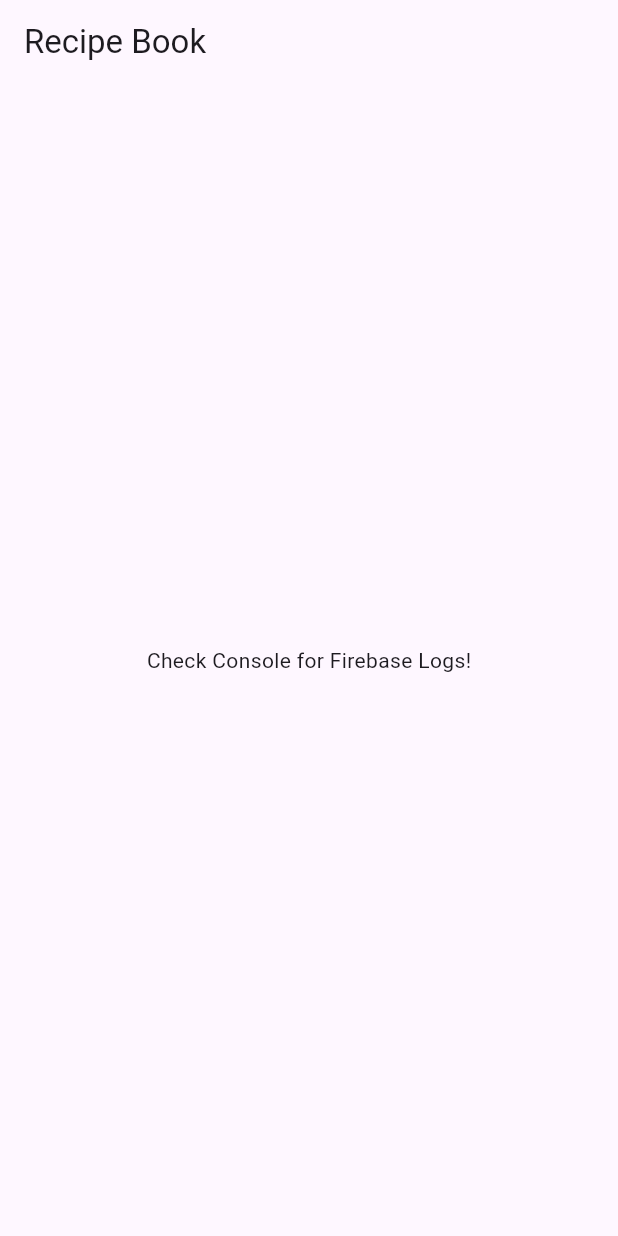
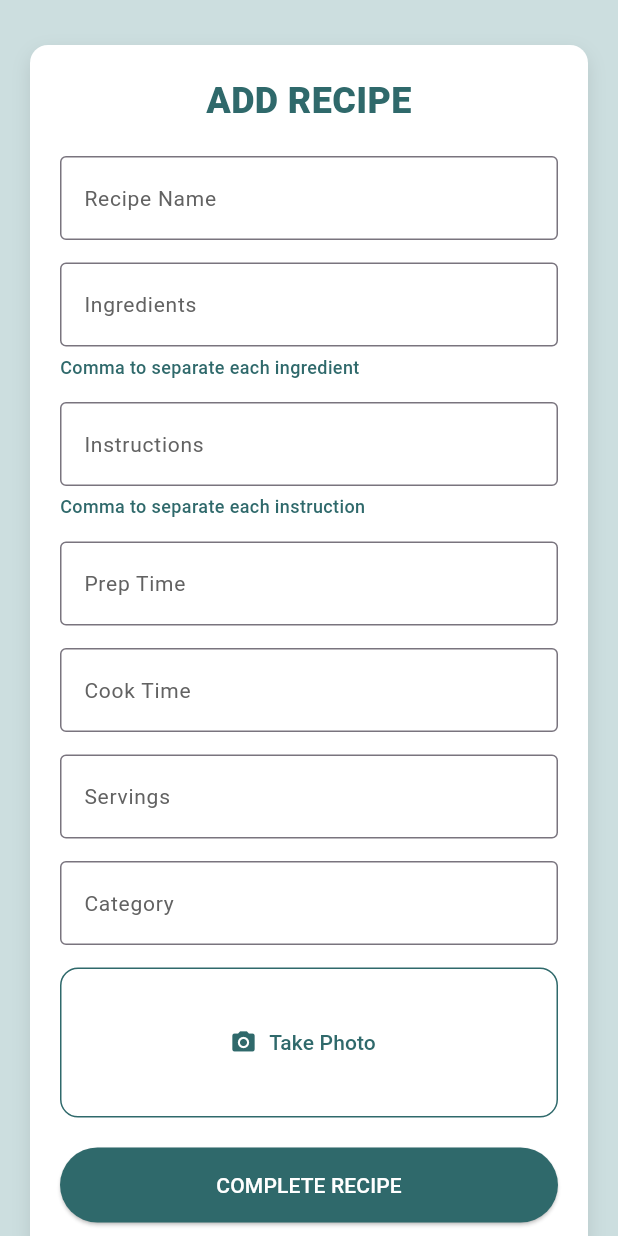
Before and after one commit to Mimiiiii017/CPD_Recipe_List, a Flutter app: the screen it shows after launch, on a phone screen of 412 x 824 dp. Run offline on Flutter 3.47's test engine with Material 3 defaults, Android fonts, the phone set to English and light mode, and no system bars; our stand-ins replace firebase_core, firebase_database, firebase_storage, image_picker; accounts and stored records are empty.

Commit message:
Added add recipe page where once everything is inputted it uploads on the firebase

```diff
--- a/lib/main.dart
+++ b/lib/main.dart
@@ -1,51 +1,28 @@
 import 'package:flutter/material.dart';
-import 'package:recipe_book/services/firebase.dart';
+import 'screens/add_recipe_screen.dart';
+import 'screens/recipe_details_screen.dart';
+import 'screens/recipe_list_screen.dart';
+import 'services/firebase.dart';
 
 void main() async {
   WidgetsFlutterBinding.ensureInitialized();
   await FirebaseService.initializeFirebase();
 
-  //Testing Firebase connection by adding a recipe
-  await FirebaseService.addRecipe(
-    recipeName: "Spaghetti Carbonara",
-    ingredients: ["Spaghetti", "Eggs", "Pancetta", "Parmesan", "Black Pepper"],
-    prepTime: "10 minutes",
-    cookTime: "20 minutes",
-    category: "Pasta",
-    description: "A delicious Italian classic with creamy sauce.",
-  );
-
-  print("Recipe added"); //Log Success
-
-  runApp(const MainApp());
+  runApp(const RecipeApp());
 }
 
-
-class MainApp extends StatelessWidget {
-  const MainApp({super.key});
+class RecipeApp extends StatelessWidget {
+  const RecipeApp({super.key});
 
   @override
   Widget build(BuildContext context) {
     return MaterialApp(
+      title: 'Recipe App',
+      theme: ThemeData(
+        scaffoldBackgroundColor: const Color(0xFFCCDEDF),
+      ),
+      home: const AddRecipeScreen(),
       debugShowCheckedModeBanner: false,
-      title: 'Recipe Book',
-      theme: ThemeData(
-        primarySwatch: Colors.green,
-      ),
-      home: const HomeScreen(),
     );
   }
 }
-
-//Home Screen (Replace Later)
-class HomeScreen extends StatelessWidget {
-  const HomeScreen({super.key});
-
-  @override
-  Widget build(BuildContext context) {
-    return Scaffold(
-      appBar: AppBar(title: const Text("Recipe Book")),
-      body: const Center(child: Text("Check Console for Firebase Logs!")),
-    );
-  }
-}
--- a/lib/screens/add_recipe_screen.dart
+++ b/lib/screens/add_recipe_screen.dart
@@ -0,0 +1,233 @@
+import 'dart:io';
+import 'package:flutter/material.dart';
+import 'package:image_picker/image_picker.dart';
+import '../services/firebase.dart';
+
+class AddRecipeScreen extends StatefulWidget {
+  const AddRecipeScreen({super.key});
+
+  @override
+  State<AddRecipeScreen> createState() => _AddRecipeScreenState();
+}
+
+class _AddRecipeScreenState extends State<AddRecipeScreen> {
+  final _formKey = GlobalKey<FormState>();
+
+  final recipeNameController = TextEditingController();
+  final ingredientsController = TextEditingController();
+  final instructionsController = TextEditingController();
+  final prepTimeController = TextEditingController();
+  final cookTimeController = TextEditingController();
+  final servingsController = TextEditingController();
+  final categoryController = TextEditingController();
+
+  File? selectedImage;
+
+  void takePhoto() async {
+    final picker = ImagePicker();
+    final pickedImage = await picker.pickImage(source: ImageSource.camera);
+
+    if (pickedImage != null) {
+      setState(() {
+        selectedImage = File(pickedImage.path);
+      });
+    }
+  }
+
+  void submitRecipe() async {
+    if (_formKey.currentState!.validate()) {
+      try {
+        await FirebaseService.addRecipe(
+          recipeName: recipeNameController.text,
+          ingredients: ingredientsController.text.split(","),
+          prepTime: prepTimeController.text,
+          cookTime: cookTimeController.text,
+          category: categoryController.text,
+          description: instructionsController.text,
+          imageFile: selectedImage,
+        );
+
+        ScaffoldMessenger.of(context).showSnackBar(
+            const SnackBar(content: Text("Recipe added successfully!")));
+        _formKey.currentState!.reset();
+      } catch (e) {
+        ScaffoldMessenger.of(context)
+            .showSnackBar(SnackBar(content: Text("Error: $e")));
+      }
+    }
+  }
+
+  @override
+  Widget build(BuildContext context) {
+    return Scaffold(
+      body: SafeArea(
+        child: SingleChildScrollView(
+          padding: const EdgeInsets.symmetric(horizontal: 20, vertical: 30),
+          child: Container(
+            padding: const EdgeInsets.all(20),
+            decoration: BoxDecoration(
+              color: Colors.white,
+              borderRadius: BorderRadius.circular(12),
+              boxShadow: [
+                BoxShadow(
+                  color: Colors.black.withOpacity(0.1),
+                  blurRadius: 10,
+                  offset: const Offset(0, 5),
+                ),
+              ],
+            ),
+            child: Form(
+              key: _formKey,
+              child: Column(
+                crossAxisAlignment: CrossAxisAlignment.stretch,
+                children: [
+                  Text("ADD RECIPE",
+                      textAlign: TextAlign.center,
+                      style: const TextStyle(
+                          color: Color(0xFF2F696B),
+                          fontSize: 24,
+                          fontWeight: FontWeight.w900)),
+
+                  const SizedBox(height: 20),
+
+                  TextFormField(
+                    controller: recipeNameController,
+                    decoration: const InputDecoration(
+                        labelText: "Recipe Name",
+                        labelStyle: TextStyle(
+                          fontSize: 14,
+                          color: Color(0xFF626262)),
+                        border: OutlineInputBorder()),
+                    validator: (val) => val!.isEmpty ? "Enter a recipe name" : null,
+                  ),
+
+                  const SizedBox(height: 15),
+
+                  TextFormField(
+                    controller: ingredientsController,
+                    decoration: const InputDecoration(
+                        labelText: "Ingredients",
+                        labelStyle: TextStyle(
+                          fontSize: 14,
+                          color: Color(0xFF626262)),
+                        border: OutlineInputBorder()),
+                    validator: (val) => val!.isEmpty ? "Enter ingredients" : null,
+                  ),
+
+                      const SizedBox(height: 5),
+
+                  Text("Comma to separate each ingredient",
+                      textAlign: TextAlign.left,
+                      style: const TextStyle(
+                          color: Color(0xFF2F696B),
+                          fontSize: 12,
+                          fontWeight: FontWeight.w500)),
+
+                  const SizedBox(height: 15),
+
+                  TextFormField(
+                    controller: instructionsController,
+                    decoration: const InputDecoration(
+                        labelText: "Instructions",
+                        labelStyle: TextStyle(
+                          fontSize: 14,
+                          color: Color(0xFF626262)),
+                        border: OutlineInputBorder()),
+                    validator: (val) => val!.isEmpty ? "Enter instructions" : null,
+                  ),
+
+                  const SizedBox(height: 5),
+
+                  Text("Comma to separate each instruction",
+                      textAlign: TextAlign.left,
+                      style: const TextStyle(
+                          color: Color(0xFF2F696B),
+                          fontSize: 12,
+                          fontWeight: FontWeight.w500)),
+
+                  const SizedBox(height: 15),
+
+                  TextFormField(
+                    controller: prepTimeController,
+                    decoration: const InputDecoration(
+                        labelText: "Prep Time",
+                        labelStyle: TextStyle(
+                          fontSize: 14,
+                          color: Color(0xFF626262)),
+                        border: OutlineInputBorder()),
+                    validator: (val) => val!.isEmpty ? "Enter Prep Time" : null,
+                  ),
+
+                  const SizedBox(height: 15),
+
+                  TextFormField(
+                    controller: cookTimeController,
+                    decoration: const InputDecoration(
+                        labelText: "Cook Time",
+                        labelStyle: TextStyle(
+                          fontSize: 14,
+                          color: Color(0xFF626262)),
+                        border: OutlineInputBorder()),
+                    validator: (val) => val!.isEmpty ? "Enter Cook Time" : null,
+                  ),
+
+                  const SizedBox(height: 15),
+
+                  TextFormField(
+                    controller: servingsController,
+                    decoration: const InputDecoration(
+                        labelText: "Servings",
+                        labelStyle: TextStyle(
+                          fontSize: 14,
+                          color: Color(0xFF626262)),
+                        border: OutlineInputBorder()),
+                    validator: (val) => val!.isEmpty ? "Enter Servings" : null,
+                  ),
+
+                  const SizedBox(height: 15),
+
+                  TextFormField(
+                    controller: categoryController,
+                    decoration: const InputDecoration(
+                        labelText: "Category",
+                        labelStyle: TextStyle(
+                          fontSize: 14,
+                          color: Color(0xFF626262)),
+                        border: OutlineInputBorder()),
+                    validator: (val) => val!.isEmpty ? "Enter a Category" : null,
+                  ),
+
+                  const SizedBox(height: 15),
+
+                  OutlinedButton.icon(
+                    onPressed: takePhoto,
+                    icon: const Icon(Icons.camera_alt, color: Color(0xFF2F696B)),
+                    label: const Text("Take Photo", style: TextStyle(color: Color(0xFF2F696B))),
+                    style: OutlinedButton.styleFrom(
+                      fixedSize: const Size.fromHeight(100),
+                      side: BorderSide(color: const Color(0xFF2F696B), style: BorderStyle.solid),
+                      shape: RoundedRectangleBorder(
+                        borderRadius: BorderRadius.circular(12),
+                      ),
+                    ),
+                  ),
+                  const SizedBox(height: 20),
+
+                  ElevatedButton(
+                    style: ElevatedButton.styleFrom(
+                      backgroundColor: const Color(0xFF2F696B),
+                      padding: const EdgeInsets.symmetric(vertical: 15),
+                    ),
+                    onPressed: submitRecipe,
+                    child: const Text("COMPLETE RECIPE",
+                        style: TextStyle(color: Colors.white)),
+                  ),
+                ],
+              ),
+            ),
+          ),
+        ),
+      ),
+    );
+  }
+}
--- a/pubspec.yaml
+++ b/pubspec.yaml
@@ -14,6 +14,7 @@ dependencies:
   firebase_auth: ^5.5.1
   firebase_storage: ^12.4.4
   firebase_analytics: ^11.4.4
+  image_picker: ^1.1.0
 
 dev_dependencies:
   flutter_test:
```
Also changed, not shown: pubspec.lock, 5 other files.
